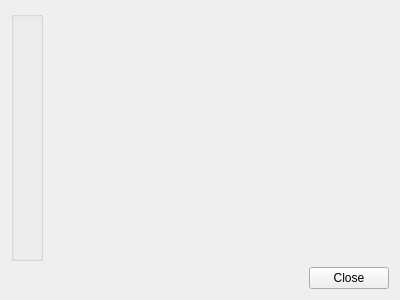
Above: src/settingswidget.ui from Quick-Event/startertool before the change. Below: the same form after it.
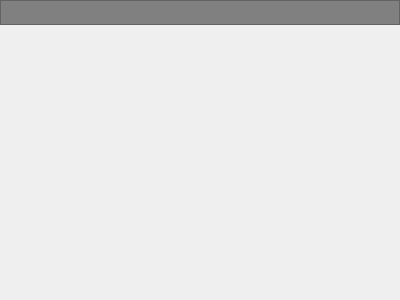
That is the form after the change. Icons and pictures are not drawn.

```diff
--- a/src/settingswidget.ui
+++ b/src/settingswidget.ui
@@ -14,10 +14,76 @@
    <string>Settings</string>
   </property>
   <layout class="QVBoxLayout" name="verticalLayout_2">
+   <property name="spacing">
+    <number>1</number>
+   </property>
+   <property name="leftMargin">
+    <number>0</number>
+   </property>
+   <property name="topMargin">
+    <number>0</number>
+   </property>
+   <property name="rightMargin">
+    <number>0</number>
+   </property>
+   <property name="bottomMargin">
+    <number>0</number>
+   </property>
    <item>
-    <layout class="QHBoxLayout" name="horizontalLayout">
+    <widget class="QFrame" name="frame">
+     <property name="styleSheet">
+      <string notr="true">background:gray</string>
+     </property>
+     <property name="frameShape">
+      <enum>QFrame::StyledPanel</enum>
+     </property>
+     <property name="frameShadow">
+      <enum>QFrame::Raised</enum>
+     </property>
+     <layout class="QHBoxLayout" name="horizontalLayout">
+      <property name="leftMargin">
+       <number>4</number>
+      </property>
+      <property name="topMargin">
+       <number>0</number>
+      </property>
+      <property name="rightMargin">
+       <number>4</number>
+      </property>
+      <property name="bottomMargin">
+       <number>0</number>
+      </property>
+      <item>
+       <widget class="QToolButton" name="btBack">
+        <property name="icon">
+         <iconset resource="../startertool.qrc">
+          <normaloff>:/images/back.svg</normaloff>:/images/back.svg</iconset>
+        </property>
+        <property name="autoRaise">
+         <bool>true</bool>
+        </property>
+       </widget>
+      </item>
+      <item>
+       <spacer name="horizontalSpacer">
+        <property name="orientation">
+         <enum>Qt::Horizontal</enum>
+        </property>
+        <property name="sizeHint" stdset="0">
+         <size>
+          <width>40</width>
+          <height>20</height>
+         </size>
+        </property>
+       </spacer>
+      </item>
+     </layout>
+    </widget>
+   </item>
+   <item>
+    <layout class="QHBoxLayout" name="horizontalLayout_2">
      <item>
-      <widget class="QGroupBox" name="buttonsWidget">
+      <widget class="QFrame" name="buttonsWidget">
        <property name="minimumSize">
         <size>
          <width>10</width>
@@ -68,16 +134,6 @@
      </item>
     </layout>
    </item>
-   <item>
-    <widget class="QDialogButtonBox" name="buttonBox">
-     <property name="orientation">
-      <enum>Qt::Horizontal</enum>
-     </property>
-     <property name="standardButtons">
-      <set>QDialogButtonBox::Close</set>
-     </property>
-    </widget>
-   </item>
   </layout>
  </widget>
  <resources/>
```
Left out of the diff: 4 changed lines with no effect on the pictures.
